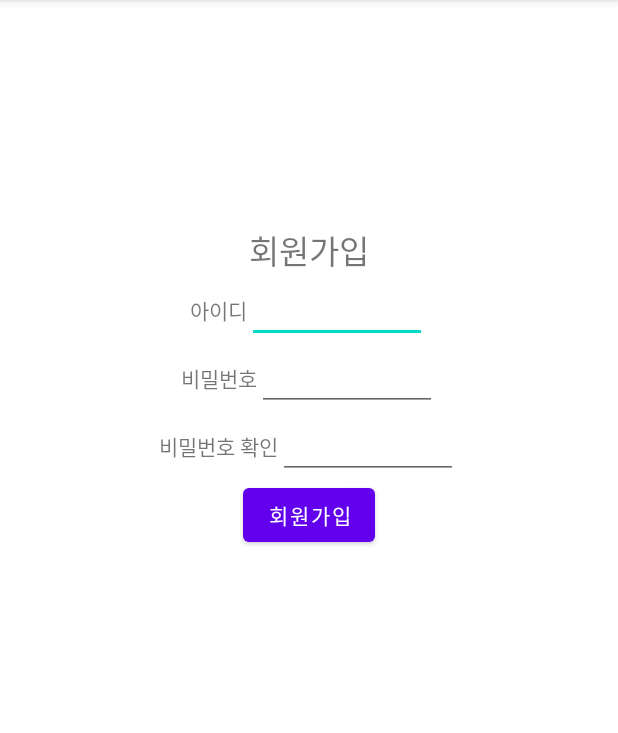
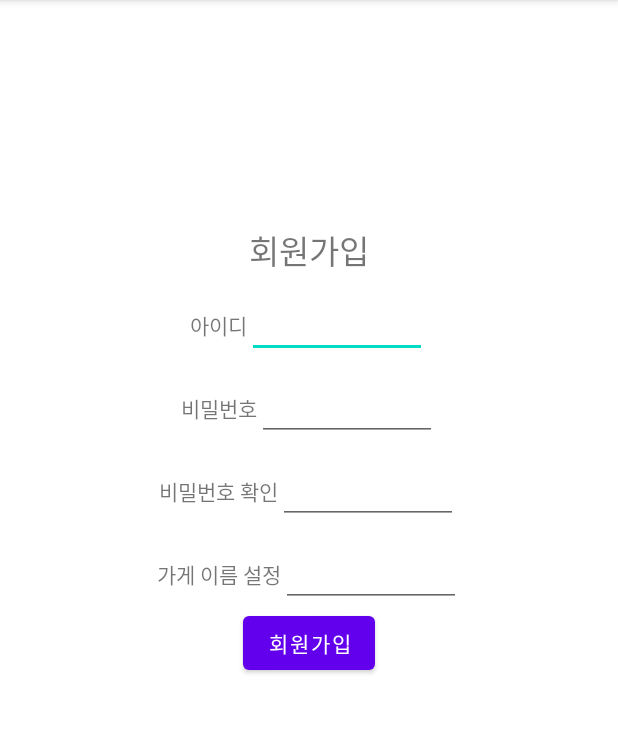
Before and after one commit to whdms2008/SSMPS, an Android app: the screen it shows after launch (SignActivity), after a tap on "관리자 회원가입", on a phone screen of 412 x 824 dp, the part 84-817 px from its top. Run offline under Robolectric (Android 15) with nearby library versions, the light colour scheme and no system bars.

Commit message:
전체 수정

```diff
--- a/SSMPS_FrontEnd/app/src/main/java/com/example/ssmps_android/MainActivity.java
+++ b/SSMPS_FrontEnd/app/src/main/java/com/example/ssmps_android/MainActivity.java
@@ -31,7 +31,7 @@ import retrofit2.Retrofit;
 public class MainActivity extends AppCompatActivity {
     EditText idInput, passInput;
     TextView guestBtn, joinBtn;
-    Button loginBtn, guestLoginBtn;
+    Button loginBtn;
 
     Retrofit retrofit;
     RetrofitAPI service;
@@ -56,7 +56,7 @@ public class MainActivity extends AppCompatActivity {
     private void initComponent(){
         idInput = findViewById(R.id.login_id);
         passInput = findViewById(R.id.login_password);
-        guestLoginBtn = findViewById(R.id.mainActivity_login_guest);
+        guestBtn = findViewById(R.id.mainActivity_login_guest);
         joinBtn = findViewById(R.id.login_join);
         loginBtn = findViewById(R.id.login_login_btn);
 
@@ -118,10 +118,10 @@ public class MainActivity extends AppCompatActivity {
 
     }
     private void guest_login(){
-        guestLoginBtn.setOnClickListener(new View.OnClickListener() {
+        guestBtn.setOnClickListener(new View.OnClickListener() {
             @Override
             public void onClick(View v) {
-                Intent intent = new Intent(getApplicationContext(),FunctionSelectActivity.class);
+                Intent intent = new Intent(getApplicationContext(),GuestActivity.class);
                 startActivity(intent);
             }
         });
--- a/SSMPS_FrontEnd/app/src/main/res/layout/activity_signup.xml
+++ b/SSMPS_FrontEnd/app/src/main/res/layout/activity_signup.xml
@@ -16,6 +16,7 @@
         android:layout_width="wrap_content"
         android:layout_height="wrap_content"
         android:layout_gravity="center"
+        android:layout_marginTop="10dp"
         android:orientation="horizontal">
 
         <TextView
@@ -32,6 +33,7 @@
         android:layout_width="wrap_content"
         android:layout_height="wrap_content"
         android:layout_gravity="center"
+        android:layout_marginTop="10dp"
         android:orientation="horizontal">
 
         <TextView
@@ -48,6 +50,7 @@
         android:layout_width="wrap_content"
         android:layout_height="wrap_content"
         android:layout_gravity="center"
+        android:layout_marginTop="10dp"
         android:orientation="horizontal">
 
         <TextView
@@ -60,6 +63,24 @@
             android:layout_height="wrap_content"/>
     </LinearLayout>
 
+    <LinearLayout
+        android:layout_width="wrap_content"
+        android:layout_height="wrap_content"
+        android:layout_gravity="center"
+        android:layout_marginTop="10dp"
+        android:orientation="horizontal">
+
+        <TextView
+            android:layout_width="wrap_content"
+            android:layout_height="wrap_content"
+            android:text="가게 이름 설정"/>
+        <EditText
+            android:id="@+id/join_store_name"
+            android:layout_width="120dp"
+            android:layout_height="wrap_content"/>
+    </LinearLayout>
+
+
     <Button
         android:id="@+id/join_join_btn"
         android:layout_width="wrap_content"
```
Also changed, not shown: SSMPS_FrontEnd/app/src/main/res/layout/activity_function_select.xml (+2 -12 lines), SSMPS_FrontEnd/app/src/main/res/layout/activity_item_detail.xml (+42 -26 lines), SSMPS_FrontEnd/app/src/main/res/layout/activity_register.xml (+34 -41 lines), SSMPS_FrontEnd/app/src/main/res/drawable/choco.jpg (added).
